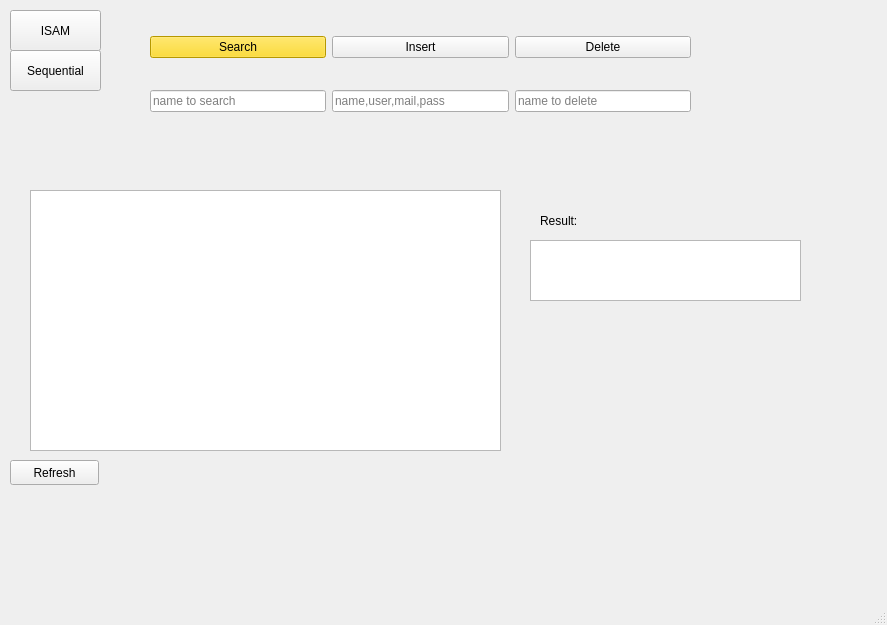
Mauricio-Bernuy/BD2-P1, file mainwindow.ui: the form before one commit.
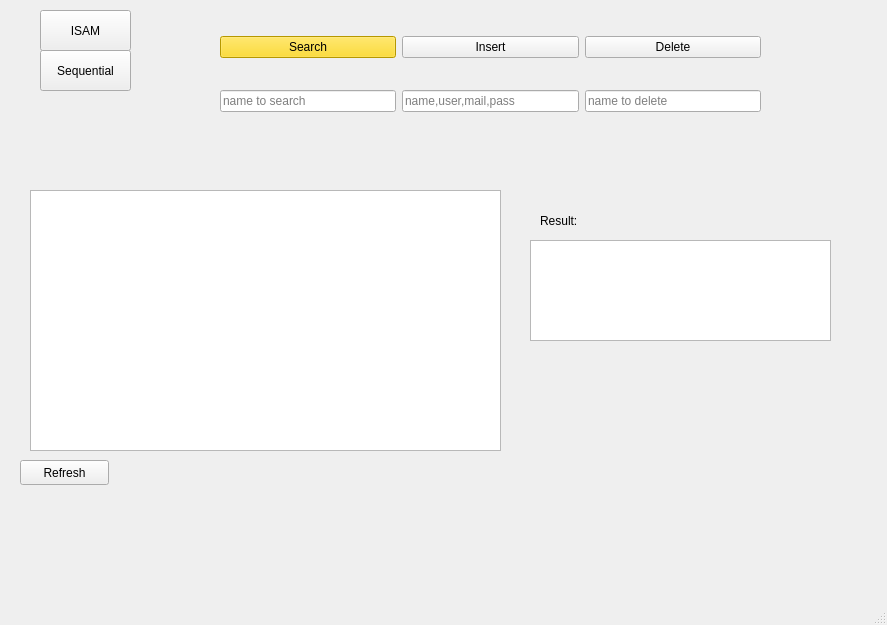
The form after the commit.

```diff
--- a/mainwindow.ui
+++ b/mainwindow.ui
@@ -20,7 +20,7 @@
    <widget class="QPushButton" name="pushButton">
     <property name="geometry">
      <rect>
-      <x>10</x>
+      <x>40</x>
       <y>10</y>
       <width>91</width>
       <height>41</height>
@@ -33,7 +33,7 @@
    <widget class="QPushButton" name="pushButton_2">
     <property name="geometry">
      <rect>
-      <x>10</x>
+      <x>40</x>
       <y>50</y>
       <width>91</width>
       <height>41</height>
@@ -46,7 +46,7 @@
    <widget class="QPushButton" name="pushButton_6">
     <property name="geometry">
      <rect>
-      <x>10</x>
+      <x>20</x>
       <y>460</y>
       <width>89</width>
       <height>25</height>
@@ -59,7 +59,7 @@
    <widget class="QWidget" name="layoutWidget">
     <property name="geometry">
      <rect>
-      <x>150</x>
+      <x>220</x>
       <y>10</y>
       <width>541</width>
       <height>129</height>
@@ -183,8 +183,8 @@
      <rect>
       <x>530</x>
       <y>240</y>
-      <width>271</width>
-      <height>61</height>
+      <width>301</width>
+      <height>101</height>
      </rect>
     </property>
     <property name="autoFillBackground">
```
Left out of the diff: 13 changed lines with no effect on the pictures.
